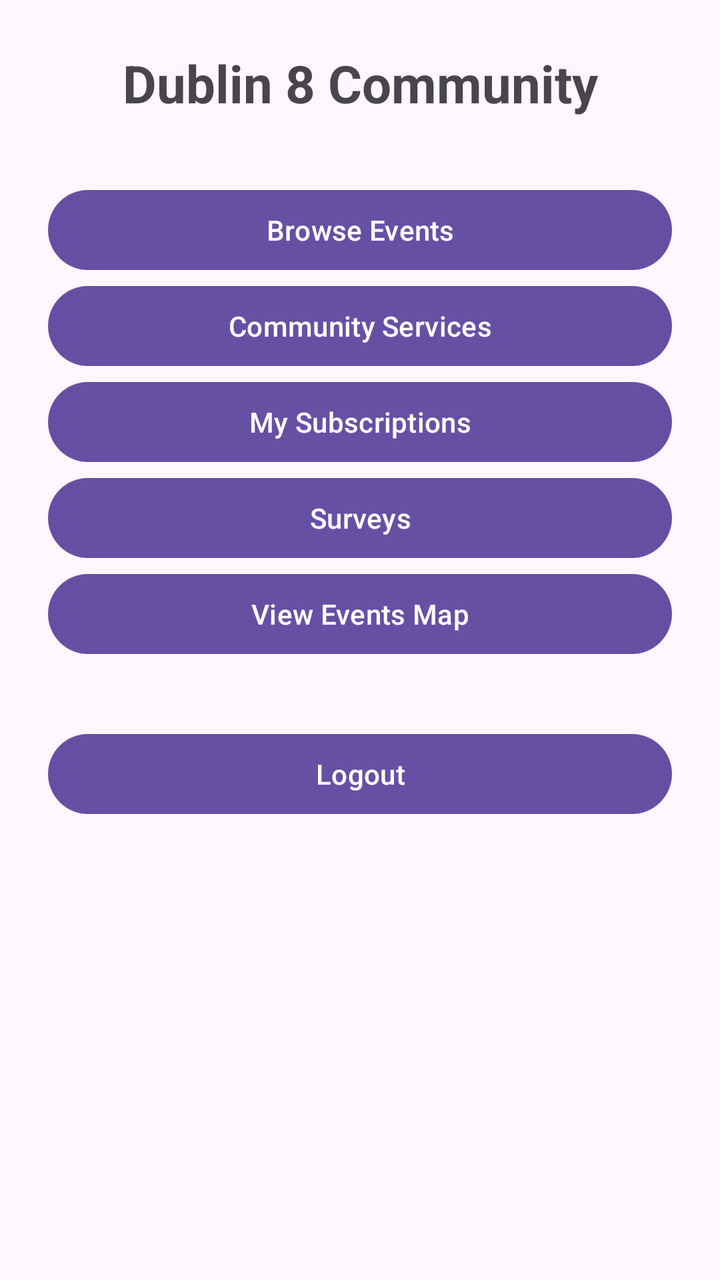
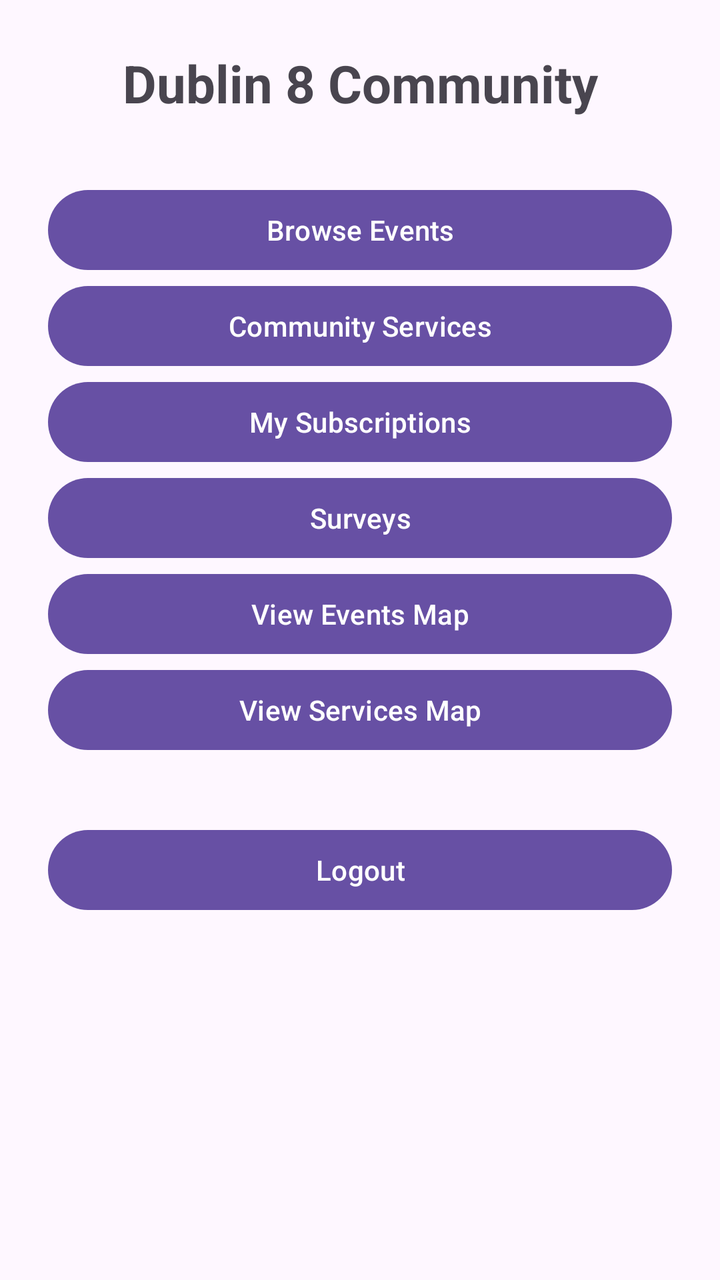

An Android layout rendered at two revisions. The XML below is the earlier revision; the diff shows what the commit changed to produce the second picture.
<!-- AndroidManifest.xml: application theme Theme.Dublin8Community -->
<!-- res/layout/activity_user_dashboard.xml -->
<?xml version="1.0" encoding="utf-8"?>
<LinearLayout xmlns:android="http://schemas.android.com/apk/res/android"
    android:layout_width="match_parent"
    android:layout_height="match_parent"
    android:orientation="vertical"
    android:padding="24dp"
    android:gravity="center_horizontal">

    <TextView
        android:id="@+id/welcomeText"
        android:layout_width="match_parent"
        android:layout_height="wrap_content"
        android:text="Dublin 8 Community"
        android:textSize="26sp"
        android:textStyle="bold"
        android:gravity="center"
        android:layout_marginBottom="32dp" />

    <Button
        android:id="@+id/eventsButton"
        android:layout_width="match_parent"
        android:layout_height="wrap_content"
        android:text="Browse Events" />

    <Button
        android:id="@+id/servicesButton"
        android:layout_width="match_parent"
        android:layout_height="wrap_content"
        android:text="Community Services" />

    <Button
        android:id="@+id/subscriptionsButton"
        android:layout_width="match_parent"
        android:layout_height="wrap_content"
        android:text="My Subscriptions" />

    <Button
        android:id="@+id/surveysButton"
        android:layout_width="match_parent"
        android:layout_height="wrap_content"
        android:text="Surveys" />

    <Button
        android:id="@+id/eventsMapButton"
        android:layout_width="match_parent"
        android:layout_height="wrap_content"
        android:text="View Events Map" />

    <Button
        android:id="@+id/logoutButton"
        android:layout_width="match_parent"
        android:layout_height="wrap_content"
        android:text="Logout"
        android:layout_marginTop="32dp" />

</LinearLayout>
<!-- resources referenced by this layout -->
<resources>
  <style name="Theme.Dublin8Community" parent="Base.Theme.Dublin8Community" />
  <style name="Base.Theme.Dublin8Community" parent="Theme.Material3.DayNight.NoActionBar">
          
          
      </style>
</resources>

<!-- the commit's change to res/layout/activity_user_dashboard.xml (unified diff, before → after) -->
@@ -47,6 +47,12 @@
         android:text="View Events Map" />
 
     <Button
+        android:id="@+id/servicesMapButton"
+        android:layout_width="match_parent"
+        android:layout_height="wrap_content"
+        android:text="View Services Map" />
+
+    <Button
         android:id="@+id/logoutButton"
         android:layout_width="match_parent"
         android:layout_height="wrap_content"
